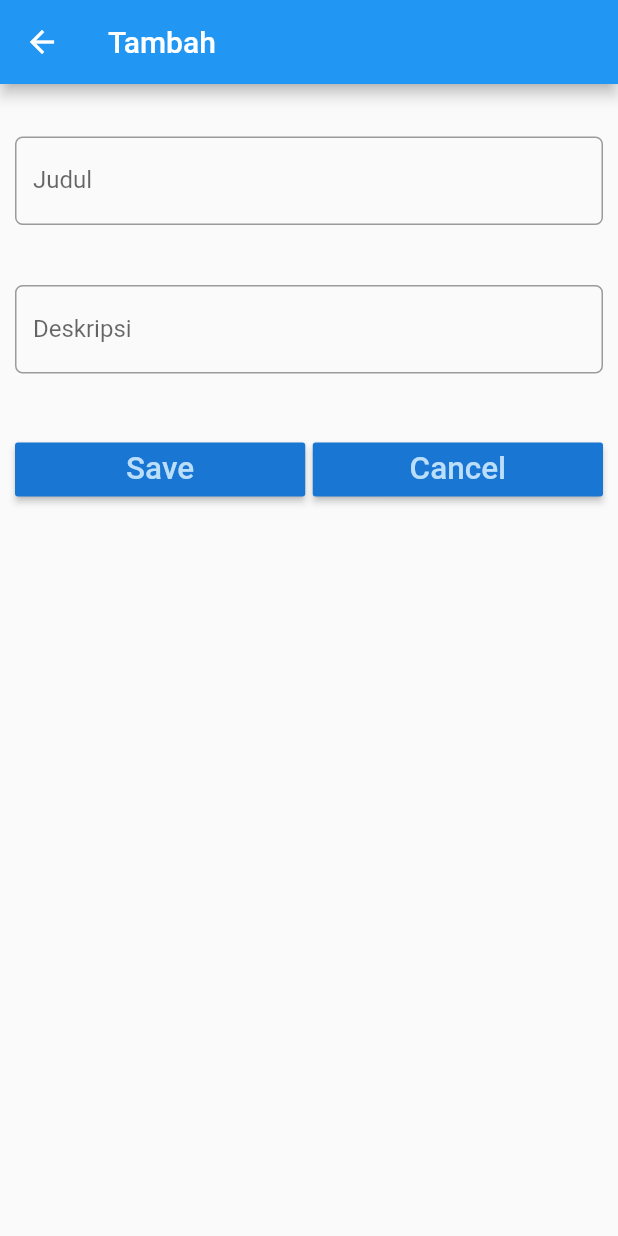
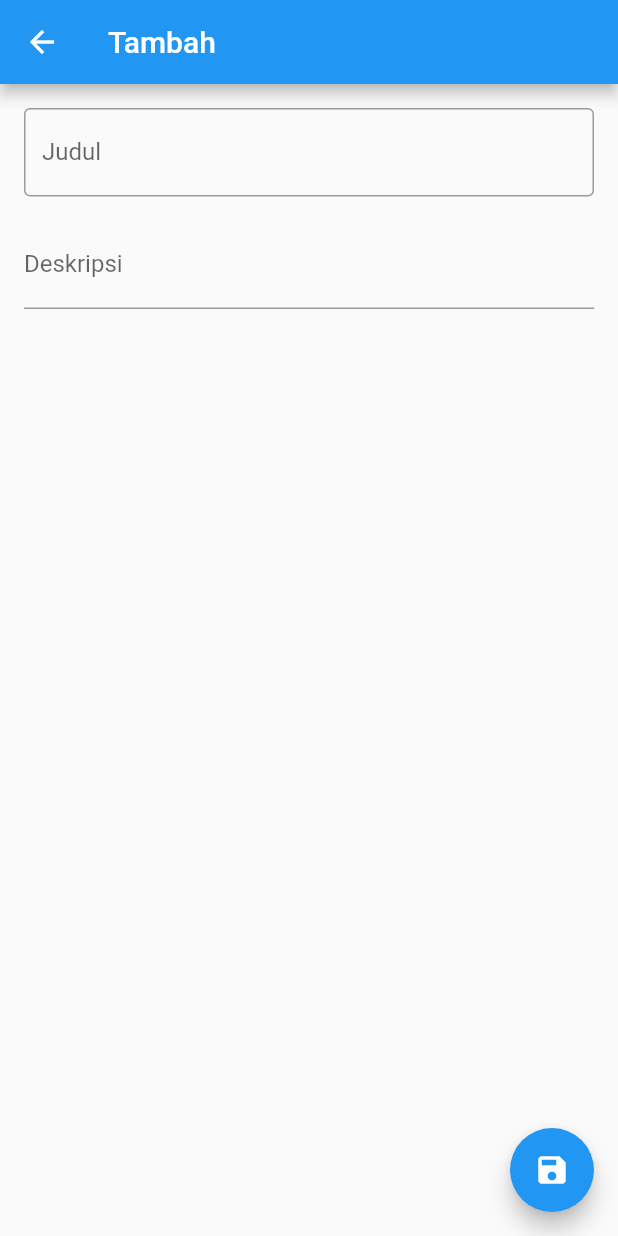
Before and after one commit to alvinindra/todolist_flutter, a Flutter app: the screen it shows after launch, after a tap on the "add" icon, on a phone screen of 412 x 824 dp. Run offline on Flutter 3.47's test engine with Material 2 defaults, Android fonts, the light colour scheme and no system bars; our stand-ins replace sqflite; accounts and stored records are empty.

Commit message:
style: update enter layout

```diff
--- a/lib/enter.dart
+++ b/lib/enter.dart
@@ -31,48 +31,37 @@ class _EntryFormState extends State<EntryForm> {
           ),
         ),
         body: Padding(
-          padding: EdgeInsets.only(top: 15.0, left: 10.0, right: 10.0),
+          padding: EdgeInsets.all(16.0),
           child: ListView(
             children: <Widget>[
-              // nama
               Padding(
-                padding: EdgeInsets.only(top: 20.0, bottom: 20.0),
-                child: TextField(
+                padding: EdgeInsets.only(bottom: 16.0),
+                child: TextFormField(
                   controller: titleController,
                   keyboardType: TextInputType.text,
                   decoration: InputDecoration(
                     labelText: 'Judul',
-                    border: OutlineInputBorder(
-                      borderRadius: BorderRadius.circular(5.0),
-                    ),
+                    border: OutlineInputBorder(),
                   ),
                 ),
               ),
               Padding(
-                padding: EdgeInsets.only(top: 20.0, bottom: 20.0),
-                child: TextField(
+                padding: EdgeInsets.only(bottom: 16.0),
+                child: TextFormField(
                   controller: descController,
-                  keyboardType: TextInputType.text,
+                  keyboardType: TextInputType.multiline,
+                  maxLines: null,
                   decoration: InputDecoration(
                     labelText: 'Deskripsi',
-                    border: OutlineInputBorder(
-                      borderRadius: BorderRadius.circular(5.0),
                   ),
                 ),
               ),
+            ],
           ),
-              Padding(
-                padding: EdgeInsets.only(top: 20.0, bottom: 20.0),
-                child: Row(
-                  children: <Widget>[
-                    Expanded(
-                      child: RaisedButton(
-                        color: Theme.of(context).primaryColorDark,
-                        textColor: Theme.of(context).primaryColorLight,
-                        child: Text(
-                          'Save',
-                          textScaleFactor: 1.5,
         ),
+        floatingActionButton: FloatingActionButton(
+          child: Icon(Icons.save),
+          tooltip: 'Simpan',
           onPressed: () {
             if (todo == null) {
               todo = ClassCatcher(
@@ -84,28 +73,6 @@ class _EntryFormState extends State<EntryForm> {
             Navigator.pop(context, todo);
           },
         ),
-                    ),
-                    Container(
-                      width: 5.0,
-                    ),
-                    Expanded(
-                      child: RaisedButton(
-                        color: Theme.of(context).primaryColorDark,
-                        textColor: Theme.of(context).primaryColorLight,
-                        child: Text(
-                          'Cancel',
-                          textScaleFactor: 1.5,
-                        ),
-                        onPressed: () {
-                          Navigator.pop(context);
-                        },
-                      ),
-                    ),
-                  ],
-                ),
-              ),
-            ],
-          ),
-        ));
+      );
   }
 }
```
Lines whose indentation alone changed are shown as unchanged.
